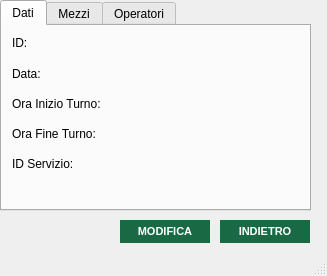
This is src/main/gui/visualizza_turno.ui in OT-Rax/AnconAmbiente as Qt 5 draws it before an edit. The edited form follows.
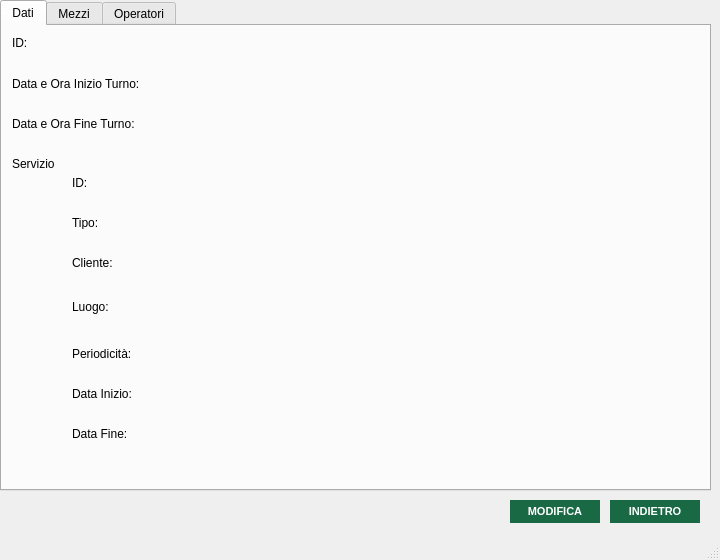
This is the edited form. Icons and pictures are not drawn.

Commit message: Agg. vista turno

```diff
--- a/src/main/gui/visualizza_turno.ui
+++ b/src/main/gui/visualizza_turno.ui
@@ -6,10 +6,22 @@
    <rect>
     <x>0</x>
     <y>0</y>
-    <width>327</width>
-    <height>276</height>
+    <width>720</width>
+    <height>560</height>
    </rect>
   </property>
+  <property name="minimumSize">
+   <size>
+    <width>720</width>
+    <height>560</height>
+   </size>
+  </property>
+  <property name="maximumSize">
+   <size>
+    <width>720</width>
+    <height>560</height>
+   </size>
+  </property>
   <property name="windowTitle">
    <string>Visualizza Turno</string>
   </property>
@@ -21,8 +33,8 @@
    <widget class="QPushButton" name="annulla_button">
     <property name="geometry">
      <rect>
-      <x>220</x>
-      <y>220</y>
+      <x>610</x>
+      <y>500</y>
       <width>90</width>
       <height>23</height>
      </rect>
@@ -51,8 +63,8 @@
    <widget class="QPushButton" name="modifica_button">
     <property name="geometry">
      <rect>
-      <x>120</x>
-      <y>220</y>
+      <x>510</x>
+      <y>500</y>
       <width>90</width>
       <height>23</height>
      </rect>
@@ -83,8 +95,8 @@
      <rect>
       <x>0</x>
       <y>0</y>
-      <width>311</width>
-      <height>211</height>
+      <width>711</width>
+      <height>491</height>
      </rect>
     </property>
     <property name="currentIndex">
@@ -98,26 +110,26 @@
       <property name="geometry">
        <rect>
         <x>10</x>
-        <y>70</y>
-        <width>111</width>
+        <y>50</y>
+        <width>151</width>
         <height>16</height>
        </rect>
       </property>
       <property name="text">
-       <string>Ora Inizio Turno:</string>
+       <string>Data e Ora Inizio Turno:</string>
       </property>
      </widget>
      <widget class="QLabel" name="label_7">
       <property name="geometry">
        <rect>
         <x>10</x>
-        <y>100</y>
-        <width>111</width>
+        <y>90</y>
+        <width>151</width>
         <height>16</height>
        </rect>
       </property>
       <property name="text">
-       <string>Ora Fine Turno:</string>
+       <string>Data e Ora Fine Turno:</string>
       </property>
      </widget>
      <widget class="QLabel" name="label_8">
@@ -125,47 +137,21 @@
        <rect>
         <x>10</x>
         <y>130</y>
-        <width>81</width>
+        <width>61</width>
         <height>16</height>
        </rect>
       </property>
       <property name="text">
-       <string>ID Servizio:</string>
-      </property>
-     </widget>
-     <widget class="QLabel" name="ora_inizio_label">
-      <property name="geometry">
-       <rect>
-        <x>120</x>
-        <y>70</y>
-        <width>100</width>
-        <height>13</height>
-       </rect>
-      </property>
-      <property name="text">
-       <string/>
+       <string>Servizio</string>
       </property>
      </widget>
      <widget class="QLabel" name="ora_fine_label">
       <property name="geometry">
        <rect>
-        <x>120</x>
-        <y>100</y>
-        <width>100</width>
-        <height>13</height>
-       </rect>
-      </property>
-      <property name="text">
-       <string/>
-      </property>
-     </widget>
-     <widget class="QLabel" name="servizio_label">
-      <property name="geometry">
-       <rect>
-        <x>120</x>
-        <y>130</y>
-        <width>100</width>
-        <height>13</height>
+        <x>170</x>
+        <y>90</y>
+        <width>361</width>
+        <height>16</height>
        </rect>
       </property>
       <property name="text">
@@ -188,9 +174,9 @@
      <widget class="QLabel" name="id_label">
       <property name="geometry">
        <rect>
-        <x>120</x>
+        <x>170</x>
         <y>10</y>
-        <width>101</width>
+        <width>341</width>
         <height>20</height>
        </rect>
       </property>
@@ -198,30 +184,199 @@
        <string/>
       </property>
      </widget>
+     <widget class="QLabel" name="ora_inizio_label">
+      <property name="geometry">
+       <rect>
+        <x>170</x>
+        <y>50</y>
+        <width>361</width>
+        <height>16</height>
+       </rect>
+      </property>
+      <property name="text">
+       <string/>
+      </property>
+     </widget>
+     <widget class="QLabel" name="label_2">
+      <property name="geometry">
+       <rect>
+        <x>70</x>
+        <y>230</y>
+        <width>47</width>
+        <height>13</height>
+       </rect>
+      </property>
+      <property name="text">
+       <string>Cliente:</string>
+      </property>
+     </widget>
+     <widget class="QLabel" name="tipo_label">
+      <property name="geometry">
+       <rect>
+        <x>220</x>
+        <y>190</y>
+        <width>191</width>
+        <height>16</height>
+       </rect>
+      </property>
+      <property name="text">
+       <string/>
+      </property>
+     </widget>
+     <widget class="QLabel" name="label_11">
+      <property name="geometry">
+       <rect>
+        <x>70</x>
+        <y>150</y>
+        <width>47</width>
+        <height>13</height>
+       </rect>
+      </property>
+      <property name="text">
+       <string>ID:</string>
+      </property>
+     </widget>
+     <widget class="QLabel" name="data_fine_label">
+      <property name="geometry">
+       <rect>
+        <x>220</x>
+        <y>400</y>
+        <width>191</width>
+        <height>16</height>
+       </rect>
+      </property>
+      <property name="text">
+       <string/>
+      </property>
+     </widget>
+     <widget class="QLabel" name="id_servizio_label">
+      <property name="geometry">
+       <rect>
+        <x>220</x>
+        <y>150</y>
+        <width>191</width>
+        <height>16</height>
+       </rect>
+      </property>
+      <property name="text">
+       <string/>
+      </property>
+     </widget>
+     <widget class="QLabel" name="label_12">
+      <property name="geometry">
+       <rect>
+        <x>70</x>
+        <y>360</y>
+        <width>80</width>
+        <height>16</height>
+       </rect>
+      </property>
+      <property name="text">
+       <string>Data Inizio:</string>
+      </property>
+     </widget>
+     <widget class="QLabel" name="label_13">
+      <property name="geometry">
+       <rect>
+        <x>70</x>
+        <y>400</y>
+        <width>80</width>
+        <height>16</height>
+       </rect>
+      </property>
+      <property name="text">
+       <string>Data Fine:</string>
+      </property>
+     </widget>
+     <widget class="QLabel" name="label_3">
+      <property name="geometry">
+       <rect>
+        <x>70</x>
+        <y>190</y>
+        <width>47</width>
+        <height>13</height>
+       </rect>
+      </property>
+      <property name="text">
+       <string>Tipo:</string>
+      </property>
+     </widget>
+     <widget class="QLabel" name="periodicita_label">
+      <property name="geometry">
+       <rect>
+        <x>220</x>
+        <y>320</y>
+        <width>191</width>
+        <height>16</height>
+       </rect>
+      </property>
+      <property name="text">
+       <string/>
+      </property>
+     </widget>
+     <widget class="QLabel" name="cliente_label">
+      <property name="geometry">
+       <rect>
+        <x>220</x>
+        <y>230</y>
+        <width>191</width>
+        <height>16</height>
+       </rect>
+      </property>
+      <property name="text">
+       <string/>
+      </property>
+     </widget>
+     <widget class="QLabel" name="data_inizio_label">
+      <property name="geometry">
+       <rect>
+        <x>220</x>
+        <y>360</y>
+        <width>191</width>
+        <height>16</height>
+       </rect>
+      </property>
+      <property name="text">
+       <string/>
+      </property>
+     </widget>
+     <widget class="QLabel" name="luogo_label">
+      <property name="geometry">
+       <rect>
+        <x>220</x>
+        <y>270</y>
+        <width>271</width>
+        <height>41</height>
+       </rect>
+      </property>
+      <property name="text">
+       <string/>
+      </property>
+     </widget>
      <widget class="QLabel" name="label_6">
       <property name="geometry">
        <rect>
-        <x>10</x>
-        <y>40</y>
-        <width>111</width>
-        <height>16</height>
+        <x>70</x>
+        <y>270</y>
+        <width>80</width>
+        <height>21</height>
        </rect>
       </property>
       <property name="text">
-       <string>Data:</string>
+       <string>Luogo:</string>
       </property>
      </widget>
      <widget class="QLabel" name="data_label">
       <property name="geometry">
        <rect>
-        <x>120</x>
-        <y>40</y>
-        <width>111</width>
+        <x>70</x>
+        <y>320</y>
+        <width>80</width>
         <height>16</height>
        </rect>
       </property>
       <property name="text">
-       <string/>
+       <string>Periodicità:</string>
       </property>
      </widget>
     </widget>
```
Left out of the diff: 122 changed lines with no effect on the pictures. The commit also changes 1 other file.
